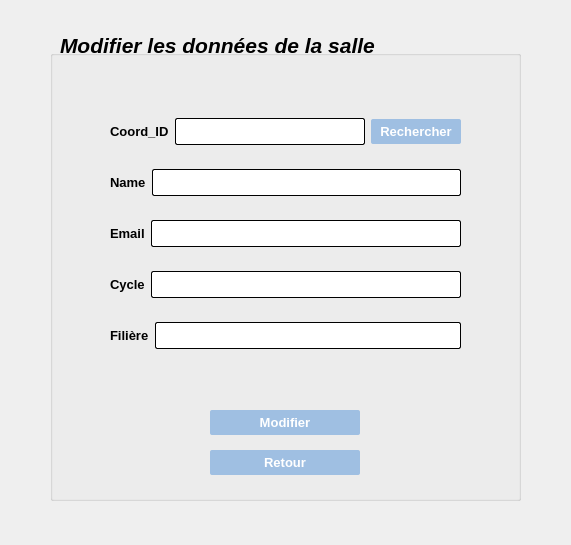
Qt form editcoord.ui (aminabkl/Departement_Management) before a commit.
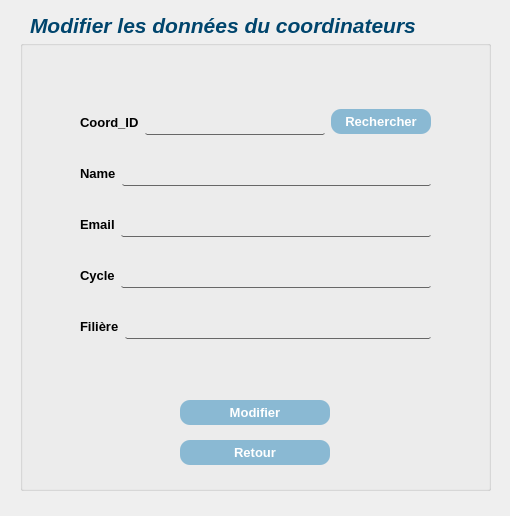
The same form after that commit.

Diff of the .ui file:
```diff
--- a/editcoord.ui
+++ b/editcoord.ui
@@ -6,8 +6,8 @@
    <rect>
     <x>0</x>
     <y>0</y>
-    <width>571</width>
-    <height>545</height>
+    <width>510</width>
+    <height>516</height>
    </rect>
   </property>
   <property name="windowTitle">
@@ -16,9 +16,9 @@
   <widget class="QLabel" name="label_5">
    <property name="geometry">
     <rect>
-     <x>60</x>
-     <y>20</y>
-     <width>331</width>
+     <x>30</x>
+     <y>0</y>
+     <width>391</width>
      <height>51</height>
     </rect>
    </property>
@@ -29,19 +29,25 @@
      <bold>true</bold>
     </font>
    </property>
+   <property name="styleSheet">
+    <string notr="true">color:#00456D ; </string>
+   </property>
    <property name="text">
-    <string>Modifier les données de la salle</string>
+    <string>Modifier les données du coordinateurs</string>
    </property>
   </widget>
   <widget class="QGroupBox" name="groupBox">
    <property name="geometry">
     <rect>
-     <x>50</x>
-     <y>50</y>
+     <x>20</x>
+     <y>40</y>
      <width>471</width>
      <height>451</height>
     </rect>
    </property>
+   <property name="styleSheet">
+    <string notr="true"/>
+   </property>
    <property name="title">
     <string/>
    </property>
@@ -62,11 +68,12 @@
     </property>
     <property name="styleSheet">
      <string notr="true">QPushButton{
-color: #ffffff;
-border-radius:2px;
-background-color: rgb(159, 191, 226);
+color: #ffffff; 
+background-color: #8AB9D3;
 height: 25px;
 font-size:13px;
+border-radius:10px;
+width:100px;
 }
 QPushButton:hover:!pressed
 {
@@ -98,11 +105,12 @@
     </property>
     <property name="styleSheet">
      <string notr="true">QPushButton{
-color: #ffffff;
-border-radius:2px;
-background-color: rgb(159, 191, 226);
+color: #ffffff; 
+background-color: #8AB9D3;
 height: 25px;
 font-size:13px;
+border-radius:10px;
+width:100px;
 }
 QPushButton:hover:!pressed
 {
@@ -155,7 +163,12 @@
 	background-color: rgb(255, 255, 255);
 	 border: 1px  solid;
      border-radius: 2px;
+background:transparent;
+border-top: 10px solid rrgb(255, 255, 255);
+border:none;
+border-bottom: 1px solid rgb(103, 103, 103);
 height:25px;
+color:black;
 }</string>
          </property>
         </widget>
@@ -170,12 +183,12 @@
          </property>
          <property name="styleSheet">
           <string notr="true">QPushButton{
-color: #ffffff;
-border-radius:2px;
-background-color: rgb(159, 191, 226);
+color: #ffffff; 
+background-color: #8AB9D3;
 height: 25px;
-width:90px;
 font-size:13px;
+border-radius:10px;
+width:100px;
 }
 QPushButton:hover:!pressed
 {
@@ -221,7 +234,12 @@
 	background-color: rgb(255, 255, 255);
 	 border: 1px  solid;
      border-radius: 2px;
+background:transparent;
+border-top: 10px solid rrgb(255, 255, 255);
+border:none;
+border-bottom: 1px solid rgb(103, 103, 103);
 height:25px;
+color:black;
 }</string>
          </property>
         </widget>
@@ -253,10 +271,15 @@
          </property>
          <property name="styleSheet">
           <string notr="true">QLineEdit{
-	background-color: rgb(255, 255, 255);
+		background-color: rgb(255, 255, 255);
 	 border: 1px  solid;
      border-radius: 2px;
+background:transparent;
+border-top: 10px solid rrgb(255, 255, 255);
+border:none;
+border-bottom: 1px solid rgb(103, 103, 103);
 height:25px;
+color:black;
 }</string>
          </property>
          <property name="echoMode">
@@ -294,7 +317,12 @@
 	background-color: rgb(255, 255, 255);
 	 border: 1px  solid;
      border-radius: 2px;
+background:transparent;
+border-top: 10px solid rrgb(255, 255, 255);
+border:none;
+border-bottom: 1px solid rgb(103, 103, 103);
 height:25px;
+color:black;
 }</string>
          </property>
          <property name="echoMode">
@@ -332,7 +360,12 @@
 	background-color: rgb(255, 255, 255);
 	 border: 1px  solid;
      border-radius: 2px;
+background:transparent;
+border-top: 10px solid rrgb(255, 255, 255);
+border:none;
+border-bottom: 1px solid rgb(103, 103, 103);
 height:25px;
+color:black;
 }</string>
          </property>
          <property name="echoMode">
```
Left out of the diff: 9 changed lines with no effect on the pictures.
